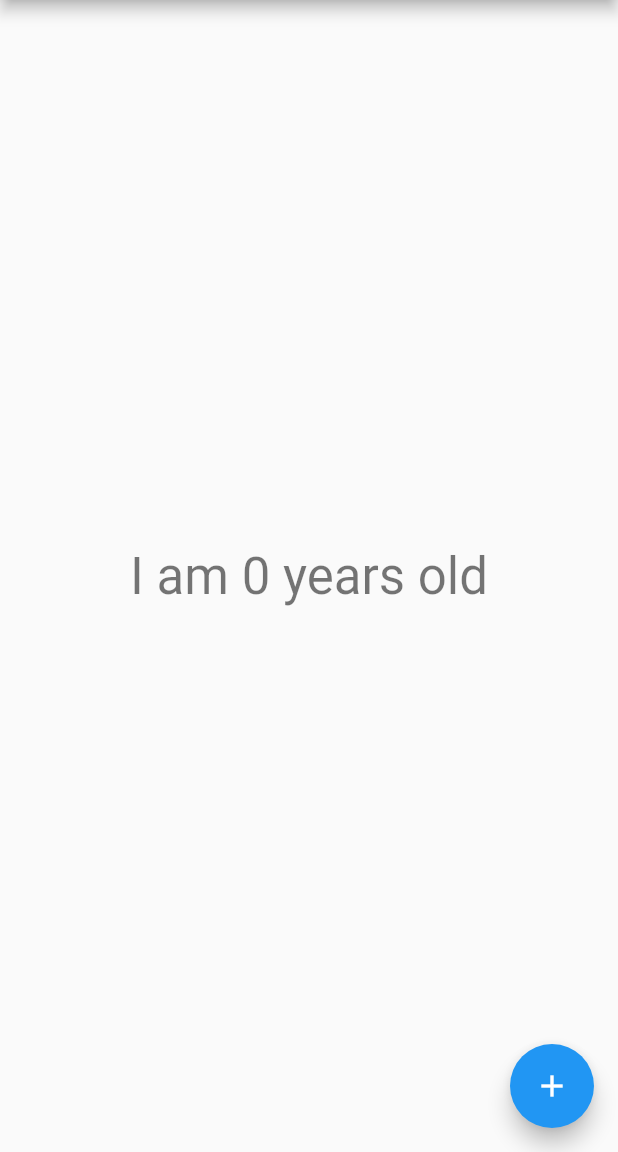
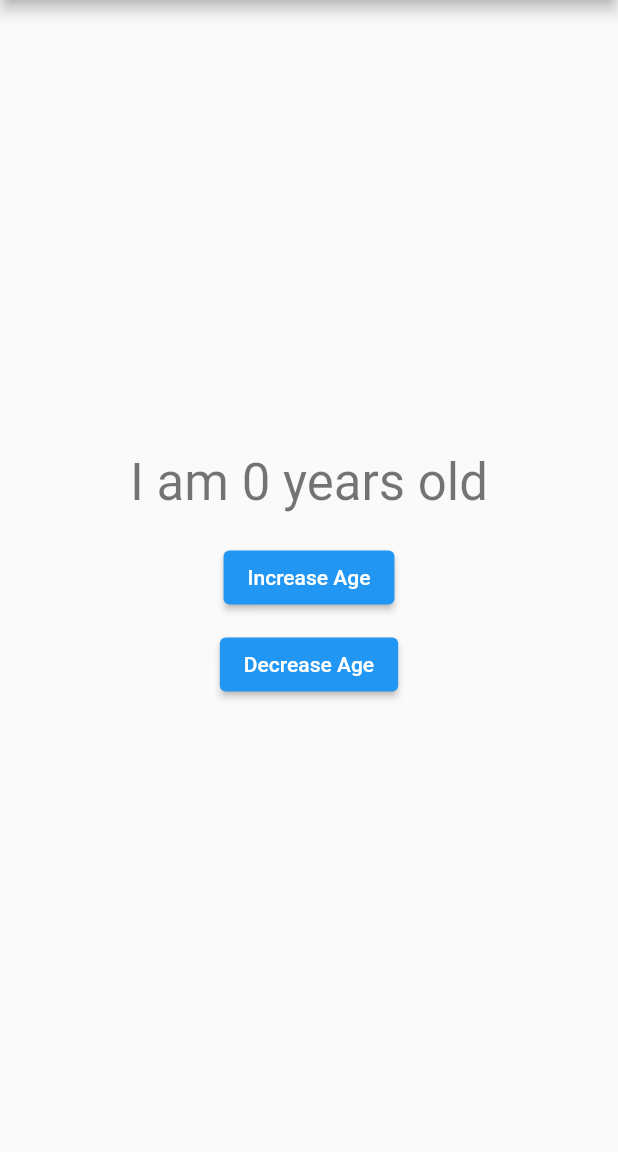
Before and after one commit to anguyen221/age_counter, a Flutter app: the screen it shows after launch, on a phone screen of 412 x 824 dp, the part 84-1236 px from its top. Run offline on Flutter 3.47's test engine with Material 3 defaults, Android fonts, the phone set to English and light mode, and no system bars; missing offline and left inert: window_size.

Commit message:
Added increase age and decrease age buttons

```diff
--- a/lib/main.dart
+++ b/lib/main.dart
@@ -42,6 +42,13 @@ class Counter with ChangeNotifier {
     value += 1;
     notifyListeners();
   }
+
+  void decrement() {
+    if (value > 0) {
+      value -= 1;
+      notifyListeners();
+    }
+  }
 }
 
 class MyApp extends StatelessWidget {
@@ -79,16 +86,18 @@ class MyHomePage extends StatelessWidget {
                 style: Theme.of(context).textTheme.headlineMedium,
               ),
             ),
+            const SizedBox(height: 20),
+            ElevatedButton(
+              onPressed: () => context.read<Counter>().increment(),
+              child: const Text('Increase Age'),
+            ),
+            const SizedBox(height: 10),
+            ElevatedButton(
+              onPressed: () => context.read<Counter>().decrement(),
+              child: const Text('Decrease Age'),
+            ),
           ],
         ),
-      ),
-      floatingActionButton: FloatingActionButton(
-        onPressed: () {
-          var counter = context.read<Counter>();
-          counter.increment();
-        },
-        tooltip: 'Increment',
-        child: const Icon(Icons.add),
       ),
     );
   }
```
